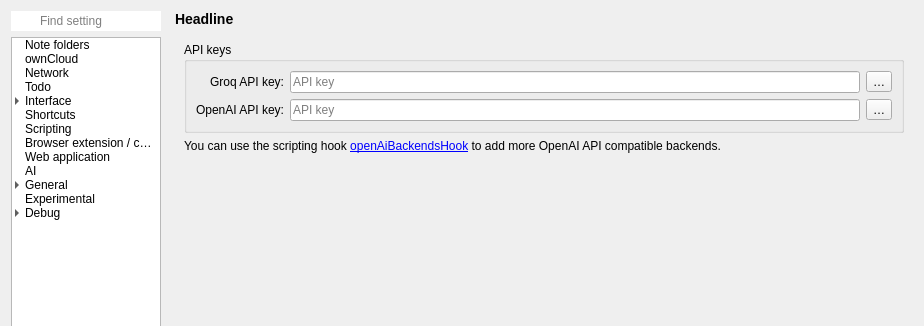
pbek/QOwnNotes, file src/dialogs/settingsdialog.ui: the form before one commit; both pictures show x 0 to 924 and y 0 to 326 of the 924 by 1178 pixel window.
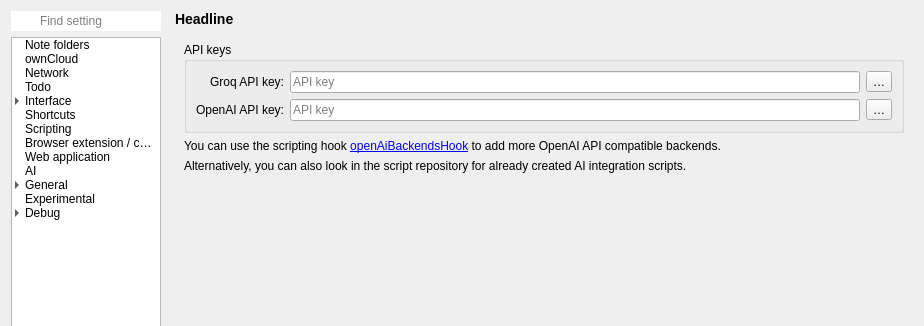
The form after the commit. Icons and pictures are not drawn. Custom widgets are drawn as their Qt base class.

Commit message: #3037 add: mention script repository on settings page

```diff
--- a/src/dialogs/settingsdialog.ui
+++ b/src/dialogs/settingsdialog.ui
@@ -6971,6 +6971,16 @@
                </property>
               </widget>
              </item>
+             <item>
+              <widget class="QLabel" name="openAiScriptingLabel2">
+               <property name="text">
+                <string>Alternatively, you can also look in the script repository for already created AI integration scripts.</string>
+               </property>
+               <property name="wordWrap">
+                <bool>true</bool>
+               </property>
+              </widget>
+             </item>
              <item>
               <spacer name="verticalSpacer_21">
                <property name="orientation">
```
The commit also changes 1 other file.
